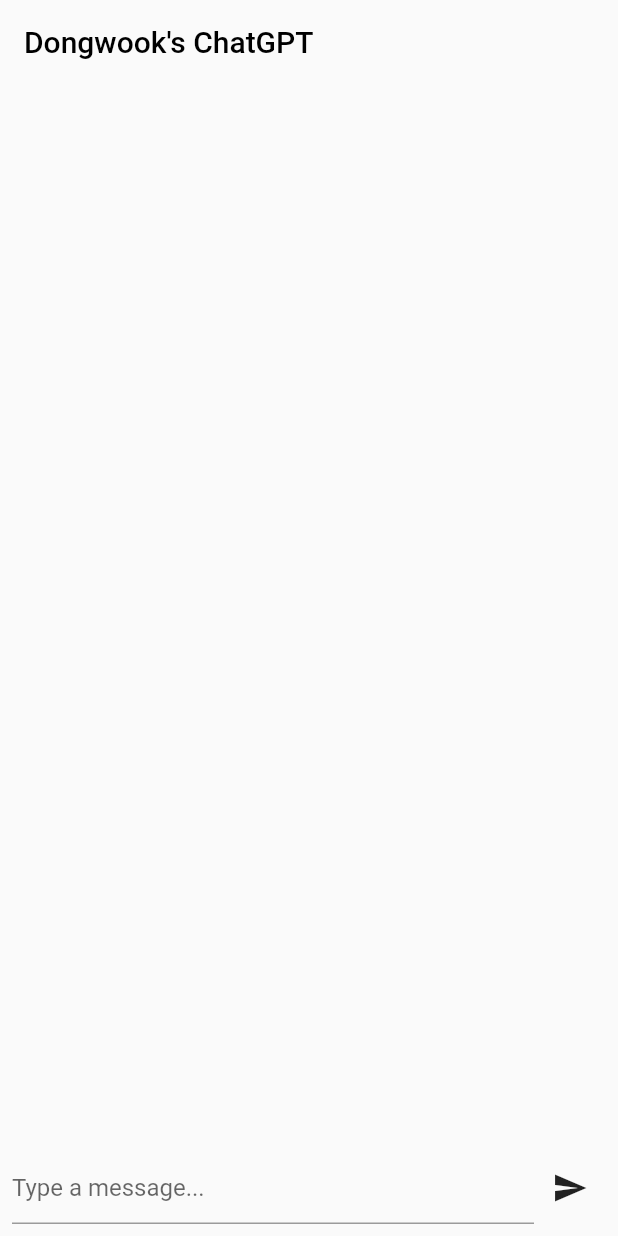
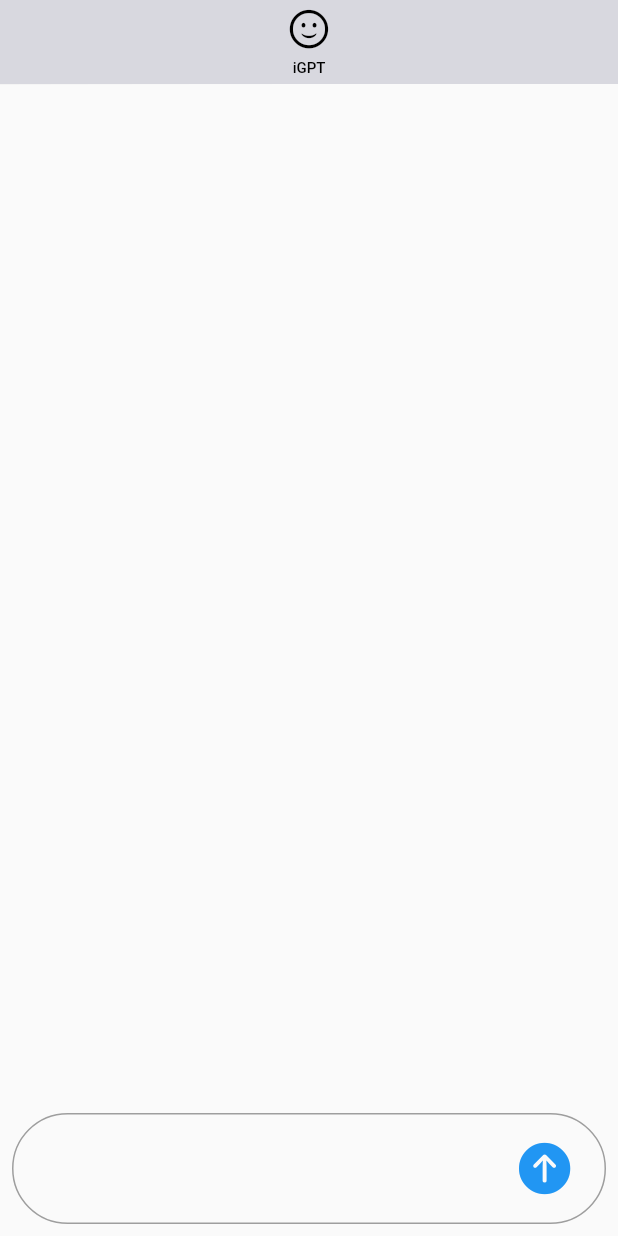
Before and after one commit to mindw96/web_page, a Flutter app: the screen it shows after launch, on a phone screen of 412 x 824 dp. Run offline on Flutter 3.47's test engine with Material 2 defaults, Android fonts, the phone set to English and light mode, and no system bars.

Commit message:
iOS Theme

```diff
--- a/lib/chat_screen.dart
+++ b/lib/chat_screen.dart
@@ -1,5 +1,6 @@
 import 'dart:convert';
 import 'package:flutter/material.dart';
+import 'package:flutter/cupertino.dart';
 import 'package:http/http.dart' as http;
 
 class ChatScreen extends StatefulWidget {
@@ -26,7 +27,8 @@
       'messages': [
         {
           'role': 'system',
-          'content': 'You are very kind, intelligent, and perceptive.',
+          'content':
+              'You are very kind, intelligent, and perceptive and you have to start new line',
         },
         {'role': 'user', 'content': message},
       ],
@@ -73,11 +75,25 @@
   Widget build(BuildContext context) {
     return Scaffold(
       appBar: AppBar(
-        backgroundColor: Colors.transparent,
-        elevation: 0.0,
-        title: Text(
-          "Dongwook's ChatGPT",
-          style: TextStyle(color: Colors.black),
+        backgroundColor: Color.fromARGB(255, 216, 216, 223),
+        elevation: 0.1,
+        title: Center(
+          child: Column(
+            children: [
+              Icon(
+                CupertinoIcons.smiley,
+                size: 30,
+                color: Colors.black,
+              ),
+              SizedBox(
+                height: 5,
+              ),
+              Text(
+                "iGPT",
+                style: TextStyle(color: Colors.black, fontSize: 10),
+              ),
+            ],
+          ),
         ),
       ),
       body: Column(
@@ -89,56 +105,62 @@
                 return ListTile(
                   title: (index + 1) % 2 == 0
                       ? Column(
-                          crossAxisAlignment: CrossAxisAlignment.end,
+                          // Bot Message
+                          crossAxisAlignment: CrossAxisAlignment.start,
                           children: [
-                            Padding(
-                              padding: const EdgeInsets.only(
-                                  top: 10, bottom: 0, left: 10, right: 10),
-                              child: Text(
-                                'Bot',
-                                textAlign: TextAlign.end,
-                              ),
-                            ),
+                            // Padding(
+                            //   padding: const EdgeInsets.only(
+                            //       top: 10, bottom: 0, left: 10, right: 10),
+                            //   child: Text(
+                            //     'Bot',
+                            //     textAlign: TextAlign.start,
+                            //   ),
+                            // ),
                             Container(
                               margin: EdgeInsets.all(10),
                               decoration: BoxDecoration(
-                                color: Colors.grey[300],
+                                color: const Color.fromARGB(255, 180, 180, 188),
                                 borderRadius:
-                                    BorderRadius.all(Radius.circular(12)),
+                                    BorderRadius.all(Radius.circular(30)),
+                              ),
+                              child: Padding(
+                                padding: const EdgeInsets.all(10.0),
+                                child: Flexible(
+                                  child: Text(
+                                    messages[index],
+                                    textAlign: TextAlign.start,
+                                    style: TextStyle(color: Colors.black),
+                                  ),
+                                ),
+                              ),
+                            ),
+                          ],
+                        )
+                      : Column(
+                          // User Message
+                          crossAxisAlignment: CrossAxisAlignment.end,
+                          children: [
+                            // Padding(
+                            //   padding: const EdgeInsets.only(
+                            //       top: 10, bottom: 0, left: 10, right: 10),
+                            //   child: Text(
+                            //     'You',
+                            //     textAlign: TextAlign.end,
+                            //   ),
+                            // ),
+                            Container(
+                              margin: EdgeInsets.all(10),
+                              decoration: BoxDecoration(
+                                color: const Color.fromARGB(255, 34, 148, 251),
+                                borderRadius:
+                                    BorderRadius.all(Radius.circular(30)),
                               ),
                               child: Padding(
                                 padding: const EdgeInsets.all(10.0),
                                 child: Text(
                                   messages[index],
                                   textAlign: TextAlign.start,
-                                ),
-                              ),
-                            ),
-                          ],
-                        )
-                      : Column(
-                          crossAxisAlignment: CrossAxisAlignment.start,
-                          children: [
-                            Padding(
-                              padding: const EdgeInsets.only(
-                                  top: 10, bottom: 0, left: 10, right: 10),
-                              child: Text(
-                                'You',
-                                textAlign: TextAlign.end,
-                              ),
-                            ),
-                            Container(
-                              margin: EdgeInsets.all(10),
-                              decoration: BoxDecoration(
-                                color: Colors.blue[600],
-                                borderRadius:
-                                    BorderRadius.all(Radius.circular(12)),
-                              ),
-                              child: Padding(
-                                padding: const EdgeInsets.all(10.0),
-                                child: Text(
-                                  messages[index],
-                                  textAlign: TextAlign.start,
+                                  style: TextStyle(color: Colors.white),
                                 ),
                               ),
                             ),
@@ -153,16 +175,21 @@
             child: Row(
               children: [
                 Expanded(
-                  child: TextField(
+                  child: CupertinoTextField(
                     controller: textController,
-                    decoration: InputDecoration(
-                      hintText: 'Type a message...',
+                    decoration: BoxDecoration(
+                      border: Border.all(color: Colors.grey, width: 1),
+                      borderRadius: BorderRadius.circular(38),
+                    ),
+                    padding: EdgeInsets.only(left: 30, right: 30),
+                    suffix: CupertinoButton(
+                      child: Icon(
+                        CupertinoIcons.arrow_up_circle_fill,
+                        size: 40,
+                      ),
+                      onPressed: _sendMessage,
                     ),
                   ),
-                ),
-                IconButton(
-                  onPressed: _sendMessage,
-                  icon: Icon(Icons.send),
                 ),
               ],
             ),
--- a/pubspec.yaml
+++ b/pubspec.yaml
@@ -1,5 +1,5 @@
-name: web_page
-description: A new Flutter project.
+name: i_gpt
+description: A Chat Bot service with ChatGPT API.
 # The following line prevents the package from being accidentally published to
 # pub.dev using `flutter pub publish`. This is preferred for private packages.
 publish_to: 'none' # Remove this line if you wish to publish to pub.dev
@@ -16,7 +16,7 @@
 # https://developer.apple.com/library/archive/documentation/General/Reference/InfoPlistKeyReference/Articles/CoreFoundationKeys.html
 # In Windows, build-name is used as the major, minor, and patch parts
 # of the product and file versions while build-number is used as the build suffix.
-version: 1.0.0+1
+version: 1.0.1
 
 environment:
   sdk: '>=2.19.6 <3.0.0'
```
Also changed, not shown: 2 other files.
